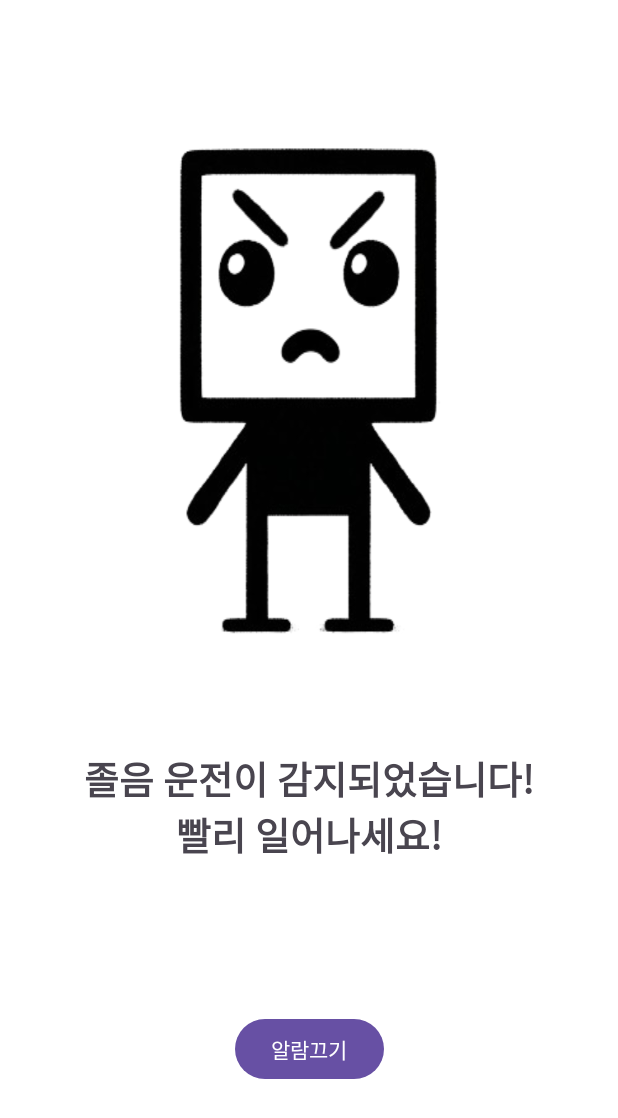
After one commit to hsgo2430/Engineering-Design-For-Android, an Android app: the WarningSleepyActivity screen opened directly, with no data from a screen before it, on a phone screen of 412 x 824 dp. The commit adds this screen. Shown: the top 1118 px of the screen. Run offline under Robolectric (Android 15) with nearby library versions, the phone set to English and light mode, and no system bars; our stand-ins replace Firebase (no records; nobody signed in at launch, a user with empty details on screens opened directly).

Commit message:
경고음악 재생

```diff
--- /dev/null
+++ b/CHARVIS/app/src/main/java/com/example/charvis/activity/WarningSleepyActivity.kt
@@ -0,0 +1,113 @@
+package com.example.charvis.activity
+
+import android.content.BroadcastReceiver
+import android.content.Context
+import android.content.Intent
+import android.content.IntentFilter
+import android.media.MediaPlayer
+import android.os.Bundle
+import android.os.Handler
+import android.os.Looper
+import android.util.Log
+import androidx.appcompat.app.AppCompatActivity
+import androidx.core.view.isGone
+import androidx.core.view.isVisible
+import com.example.charvis.R
+import com.example.charvis.databinding.ActivityWarningSleepyBinding
+import com.google.firebase.auth.FirebaseAuth
+import com.google.firebase.auth.ktx.auth
+import com.google.firebase.ktx.Firebase
+
+class WarningSleepyActivity : AppCompatActivity() {
+
+    private lateinit var binding: ActivityWarningSleepyBinding
+    private val myDynamicReceiver = MyDynamicReceiver()
+
+    private lateinit var handler: Handler
+    private lateinit var runnable: Runnable
+    private var warning: Boolean = true
+    private lateinit var mediaPlayer: MediaPlayer
+
+    override fun onCreate(savedInstanceState: Bundle?) {
+        super.onCreate(savedInstanceState)
+        binding = ActivityWarningSleepyBinding.inflate(layoutInflater)
+        setContentView(binding.root)
+        initView()
+
+        handler = Handler(Looper.getMainLooper())
+        runnable = object : Runnable {
+            override fun run() {
+                changeScreenColor()
+                handler.postDelayed(this, 500)
+            }
+        }
+
+        handler.post(runnable)
+
+    }
+
+    private fun initView(){
+        val filter = IntentFilter().apply {
+            addAction("ACTION_RED_SCREEN")
+            addAction("ACTION_WHITE_SCREEN")
+        }
+        registerReceiver(myDynamicReceiver, filter)
+
+        sendBroadcast(Intent().apply {
+            action = "ACTION_WHITE_SCREEN"
+        })
+
+        binding.turnOffAlarmBtn.setOnClickListener {
+            if(mediaPlayer.isPlaying){
+                mediaPlayer.stop()
+                mediaPlayer.reset()
+            }
+            finish()
+        }
+
+        mediaPlayer = MediaPlayer.create(this, R.raw.good_morning)
+        mediaPlayer.isLooping = true
+        mediaPlayer.start()
+
+    }
+
+    private fun changeScreenColor(){
+        if (warning){
+            warning = !warning
+            sendBroadcast(Intent().apply {
+                action = "ACTION_RED_SCREEN"
+            })
+        }
+        else{
+            warning = !warning
+            sendBroadcast(Intent().apply {
+                action = "ACTION_WHITE_SCREEN"
+            })
+        }
+    }
+
+    override fun onDestroy() {
+        super.onDestroy()
+        if(mediaPlayer.isPlaying){
+            mediaPlayer.stop()
+            mediaPlayer.reset()
+        }
+        handler.removeCallbacks(runnable)
+    }
+
+    inner class MyDynamicReceiver : BroadcastReceiver() {
+        override fun onReceive(context: Context, intent: Intent) {
+            when (intent.action) {
+                "ACTION_RED_SCREEN" -> {
+                    binding.angryCharvisBackgorund.background = getDrawable(R.color.red)
+                }
+                "ACTION_WHITE_SCREEN" -> {
+                    binding.angryCharvisBackgorund.background = getDrawable(R.color.white)
+                }
+                else -> {
+                    Log.e("로그", "오류")
+                }
+            }
+        }
+    }
+}
--- a/CHARVIS/app/src/main/java/com/example/charvis/feature/Bluetoothe.kt
+++ b/CHARVIS/app/src/main/java/com/example/charvis/feature/Bluetoothe.kt
@@ -50,7 +50,11 @@ class ConnectedBluetoothThread(socket: BluetoothSocket, mBluetoothHandler: Handl
                     SystemClock.sleep(100)
                     bytes = mmInStream?.available() ?: 0
                     bytes = mmInStream?.read(buffer, 0, bytes) ?: 0
-                    mBluetoothHandler.obtainMessage(BluetoothActivity.BT_MESSAGE_READ, bytes, -1, buffer).sendToTarget()
+                    if (bytes > 0) {
+                        val receivedString = buffer.copyOfRange(0, bytes).toString(Charsets.UTF_8)
+                        Log.d("로그 블루투스", receivedString)
+                        mBluetoothHandler.obtainMessage(BluetoothActivity.BT_MESSAGE_READ, bytes, -1, receivedString).sendToTarget()
+                    }
                 }
             } catch (e: IOException) {
                 break
--- /dev/null
+++ b/CHARVIS/app/src/main/res/layout/activity_warning_sleepy.xml
@@ -0,0 +1,42 @@
+<androidx.constraintlayout.widget.ConstraintLayout xmlns:android="http://schemas.android.com/apk/res/android"
+    android:id="@+id/angry_charvis_backgorund"
+    android:layout_width="match_parent"
+    android:layout_height="match_parent"
+    android:background="@color/white"
+    xmlns:app="http://schemas.android.com/apk/res-auto">
+
+    <ImageView
+        android:id="@+id/angry_charvis_image"
+        android:layout_width="wrap_content"
+        android:layout_height="500dp"
+        android:background="@drawable/angry_charvis"
+        app:layout_constraintTop_toTopOf="parent"
+        app:layout_constraintStart_toStartOf="parent"
+        app:layout_constraintEnd_toEndOf="parent"
+        />
+
+    <TextView
+        android:id="@+id/angry_charvis_tv"
+        android:layout_width="wrap_content"
+        android:layout_height="wrap_content"
+        android:text="@string/wake_up"
+        android:gravity="center"
+        android:textSize="25dp"
+        android:textStyle="bold"
+        app:layout_constraintTop_toBottomOf="@id/angry_charvis_image"
+        app:layout_constraintStart_toStartOf="parent"
+        app:layout_constraintEnd_toEndOf="parent"
+        />
+
+    <Button
+        android:id="@+id/turn_off_alarm_btn"
+        android:layout_width="wrap_content"
+        android:layout_height="wrap_content"
+        android:text="@string/turn_off_alarm"
+        app:layout_constraintStart_toStartOf="parent"
+        app:layout_constraintEnd_toEndOf="parent"
+        app:layout_constraintTop_toBottomOf="@id/angry_charvis_tv"
+        app:layout_constraintBottom_toBottomOf="parent"
+        />
+
+</androidx.constraintlayout.widget.ConstraintLayout>
--- a/CHARVIS/app/src/main/res/values/colors.xml
+++ b/CHARVIS/app/src/main/res/values/colors.xml
@@ -2,4 +2,5 @@
 <resources>
     <color name="black">#FF000000</color>
     <color name="white">#FFFFFFFF</color>
+    <color name="red">#FFFF0000</color>
 </resources>
--- a/CHARVIS/app/src/main/res/values/strings.xml
+++ b/CHARVIS/app/src/main/res/values/strings.xml
@@ -2,6 +2,8 @@
     <string name="app_name">Charvis</string>
     <string name="not_charvis_connecting">차비스와 연결되지 않았습니다\n차비스와 연결해 주세요!</string>
     <string name="yes_charvis_connecting">차비스와 연결되었습니다\n차비스와 안전운전하세요!</string>
+    <string name="wake_up">졸음 운전이 감지되었습니다!\n빨리 일어나세요!</string>
+    <string name="turn_off_alarm">알람끄기</string>
     <string name="connection_charvis">차비스와 연결하기</string>
     <string name="talk_with_charvis">차비스와 대화하기</string>
     <string name="close_sleepy_area">가까운 졸음 쉼터 가기</string>
```
Also changed, not shown: CHARVIS/app/src/main/AndroidManifest.xml (+9 -0 lines), CHARVIS/app/src/main/java/com/example/charvis/activity/BluetoothActivity.kt (+37 -8 lines), CHARVIS/app/src/main/res/drawable/angry_charvis.png (added), 1 other file.
